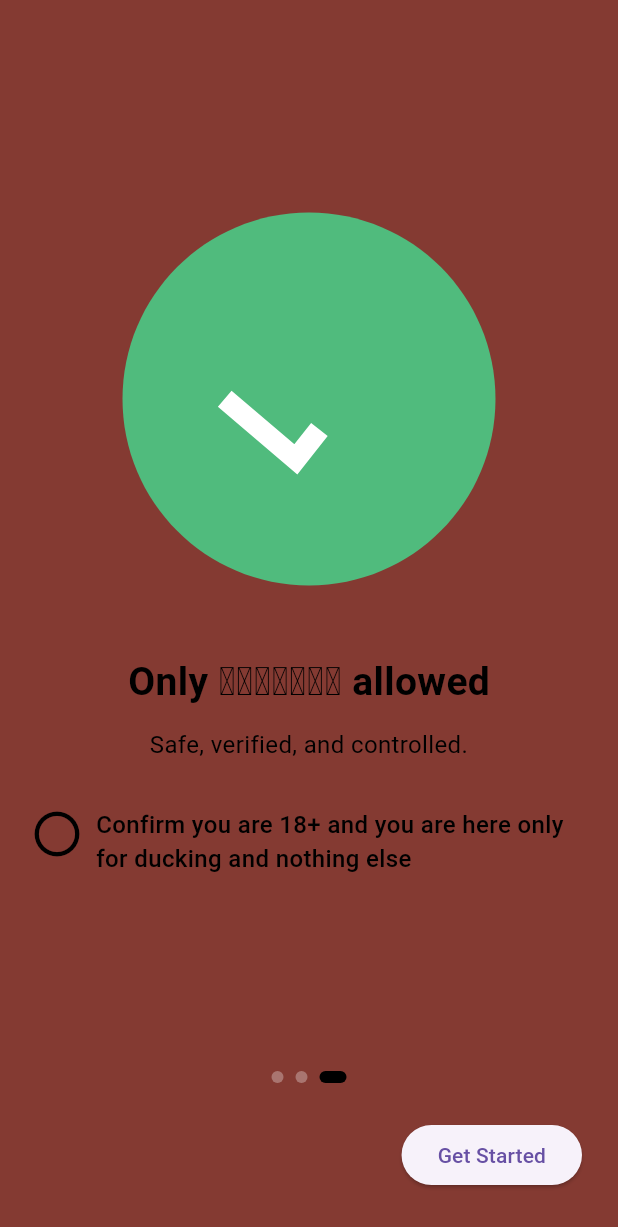
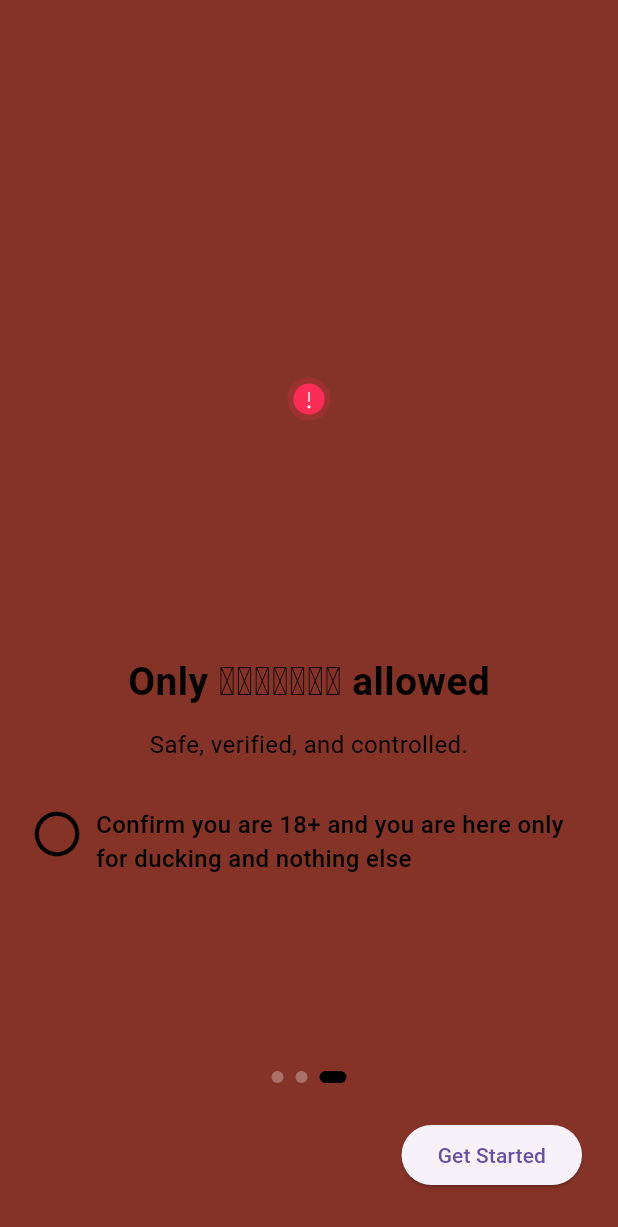
Before and after one commit to SudheshHegde2002/duckBuddy, a Flutter app: the screen it shows after launch, swiped to page 3, on a phone screen of 412 x 824 dp. Shown: the top 1227 px of the screen. Run offline on Flutter 3.47's test engine with Material 3 defaults, Android fonts, the light colour scheme and no system bars; our stand-ins replace lottie.

Commit message:
Some fade in/out color animations

```diff
--- a/lib/features/onboarding_page.dart
+++ b/lib/features/onboarding_page.dart
@@ -1,6 +1,8 @@
 import 'package:flutter/material.dart';
 import 'package:lottie/lottie.dart';
 import 'onboarding_model.dart';
+import 'package:flutter/services.dart';
+
 
 class OnboardingPage extends StatelessWidget {
   final OnboardingPageData data;
@@ -51,6 +53,7 @@ class OnboardingPage extends StatelessWidget {
             child: InkWell(
               borderRadius: BorderRadius.circular(8),
               onTap: () {
+                HapticFeedback.selectionClick();
                 onTickChanged(!isTicked);
               },
               child: Row(
--- a/lib/features/onboarding_screen.dart
+++ b/lib/features/onboarding_screen.dart
@@ -1,6 +1,7 @@
 import 'package:flutter/material.dart';
 import 'onboarding_page.dart';
 import 'onboarding_model.dart';
+import 'package:flutter/services.dart';
 
 class OnboardingScreen extends StatefulWidget {
   const OnboardingScreen({super.key});
@@ -9,10 +10,14 @@ class OnboardingScreen extends StatefulWidget {
   State<OnboardingScreen> createState() => _OnboardingScreenState();
 }
 
-class _OnboardingScreenState extends State<OnboardingScreen> {
+class _OnboardingScreenState extends State<OnboardingScreen>
+    with SingleTickerProviderStateMixin {
   final PageController _controller = PageController();
   int _index = 0;
   bool _isTicked = false;
+
+  late AnimationController _pulseController;
+  late Animation<Color?> _pulseAnimation;
 
   final pages = const [
     OnboardingPageData(
@@ -30,18 +35,58 @@ class _OnboardingScreenState extends State<OnboardingScreen> {
     OnboardingPageData(
       title: "Only 𝑫𝒖𝒄𝒌𝒆𝒓𝒔 allowed",
       desc: "Safe, verified, and controlled.",
-      anim: "assets/animations/verification.json",
+      anim: "assets/animations/error.json",
     ),
   ];
 
   @override
+  void initState() {
+    super.initState();
+
+    _pulseController = AnimationController(
+      vsync: this,
+      duration: const Duration(seconds: 2), // slow pulse
+    );
+
+    _pulseAnimation = ColorTween(
+      begin: const Color.fromARGB(255, 160, 60, 55),
+      end: const Color.fromARGB(255, 110, 30, 28),
+    ).animate(CurvedAnimation(
+      parent: _pulseController,
+      curve: Curves.easeInOut,
+    ));
+
+    _pulseController.repeat(reverse: true); // ✅ breathing effect
+  }
+
+  @override
+  void dispose() {
+    _pulseController.dispose();
+    super.dispose();
+  }
+
+@override
 Widget build(BuildContext context) {
+  return AnimatedBuilder(
+    animation: _pulseAnimation,
+    builder: (context, child) {
+      final bool isLast = _index == pages.length - 1;
+
+      Color targetColor;
+
+      if (isLast && !_isTicked) {
+        targetColor = _pulseAnimation.value!; // pulsing red
+      } else {
+        targetColor = const Color.fromARGB(255, 196, 181, 48); // yellow
+      }
+
       return AnimatedContainer(
-      duration: const Duration(milliseconds: 800), // slow smooth transition
-      color: _index == pages.length - 1
-          ? (_isTicked ? const Color.fromARGB(255, 196, 181, 48) : const Color.fromARGB(255, 130, 54, 50))
-          : const Color.fromARGB(255, 196, 181, 48),
-      curve: Curves.easeInOut,
+        duration: const Duration(milliseconds: 200),
+        curve: Curves.easeIn,
+        color: targetColor,
+        child: child,
+      );
+    },
     child: Scaffold(
       backgroundColor: Colors.transparent,
       body: SafeArea(
@@ -65,7 +110,7 @@ class _OnboardingScreenState extends State<OnboardingScreen> {
               ),
             ),
 
-              // Dots Indicator
+            // Dots
             Row(
               mainAxisAlignment: MainAxisAlignment.center,
               children: List.generate(
@@ -84,7 +129,7 @@ class _OnboardingScreenState extends State<OnboardingScreen> {
 
             const SizedBox(height: 20),
 
-              // Skip & Next / Get Started Buttons
+            // Next / Get Started
             Padding(
               padding: const EdgeInsets.symmetric(horizontal: 24),
               child: Row(
@@ -92,6 +137,8 @@ class _OnboardingScreenState extends State<OnboardingScreen> {
                   const Spacer(),
                   ElevatedButton(
                     onPressed: () {
+                      HapticFeedback.mediumImpact();
+
                       if (_index < pages.length - 1) {
                         _controller.nextPage(
                           duration: const Duration(milliseconds: 300),
@@ -102,7 +149,9 @@ class _OnboardingScreenState extends State<OnboardingScreen> {
                       }
                     },
                     child: Text(
-                        _index == pages.length - 1 ? "Get Started" : "Next",
+                      _index == pages.length - 1
+                          ? "Get Started"
+                          : "Next",
                     ),
                   ),
                 ],
@@ -116,4 +165,5 @@ class _OnboardingScreenState extends State<OnboardingScreen> {
     ),
   );
 }
+
 }
```
Also changed, not shown: assets/animations/error.json (renamed from assets/animations/Connection error.json). Lines whose indentation alone changed are shown as unchanged.
